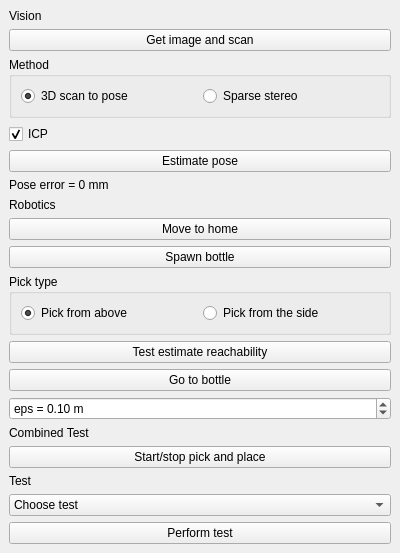
Qt form plugin/src/DualRobotPlugin.ui (martinjakobsgaard/dual-robots) before a commit.
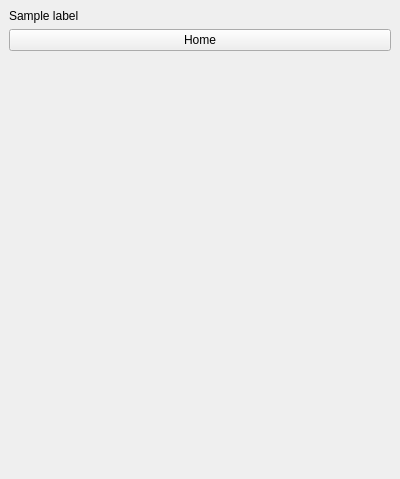
The same form after that commit.

```diff
--- a/plugin/src/DualRobotPlugin.ui
+++ b/plugin/src/DualRobotPlugin.ui
@@ -21,7 +21,7 @@
     <item>
      <widget class="QLabel" name="visionLabel">
       <property name="text">
-       <string>Vision</string>
+       <string>Sample label</string>
       </property>
       <property name="textFormat">
        <enum>Qt::RichText</enum>
@@ -31,212 +31,7 @@
     <item>
      <widget class="QPushButton" name="imageButton">
       <property name="text">
-       <string>Get image and scan</string>
-      </property>
-     </widget>
-    </item>
-    <item>
-     <widget class="QGroupBox" name="groupBoxPick">
-      <property name="title">
-       <string>Method</string>
-      </property>
-      <layout class="QHBoxLayout">
-       <property name ="alignment">
-        <enum>Qt::AlignTop</enum>
-       </property>
-       <item>
-        <widget class="QRadioButton" name="scanToPoseRadioButton">
-         <property name="text">
-          <string>3D scan to pose</string>
-         </property>
-         <property name="checked">
-          <bool>true</bool>
-         </property>
-        </widget>
-       </item>
-       <item>
-        <widget class="QRadioButton" name="sparseStereoRadioButton">
-         <property name="text">
-          <string>Sparse stereo</string>
-         </property>
-        </widget>
-       </item>
-      </layout>
-     </widget>
-    </item>
-    <item>
-     <widget class="QCheckBox" name="ICPCheckBox">
-      <property name="text">
-       <string>ICP</string>
-      </property>
-      <property name="checked">
-       <bool>true</bool>
-      </property>
-     </widget>
-    </item>
-    <item>
-     <widget class="QPushButton" name="estimatePoseButton">
-      <property name="text">
-       <string>Estimate pose</string>
-      </property>
-     </widget>
-    </item>
-    <item>
-     <widget class="QLabel" name="poseErrorLabel">
-      <property name="text">
-       <string>Pose error = 0 mm</string>
-      </property>
-     </widget>
-    </item>
-    <item>
-     <widget class="QLabel" name="roboticsLabel">
-      <property name="text">
-       <string>Robotics</string>
-      </property>
-      <property name="textFormat">
-       <enum>Qt::RichText</enum>
-      </property>
-     </widget>
-    </item>
-    <item>
-     <widget class="QPushButton" name="homeButton">
-      <property name="text">
-       <string>Move to home</string>
-      </property>
-     </widget>
-    </item>
-    <item>
-     <widget class="QPushButton" name="spawnBottleButton">
-      <property name="text">
-       <string>Spawn bottle</string>
-      </property>
-     </widget>
-    </item>
-    <item>
-     <widget class="QGroupBox" name="groupBoxPose">
-      <property name="title">
-       <string>Pick type</string>
-      </property>
-      <layout class="QHBoxLayout">
-       <property name ="alignment">
-        <enum>Qt::AlignTop</enum>
-       </property>
-       <item>
-        <widget class="QRadioButton" name="pickAtopRadioButton">
-         <property name="text">
-          <string>Pick from above</string>
-         </property>
-         <property name="checked">
-          <bool>true</bool>
-         </property>
-        </widget>
-       </item>
-       <item>
-        <widget class="QRadioButton" name="pickSideRadioButton">
-         <property name="text">
-          <string>Pick from the side</string>
-         </property>
-        </widget>
-       </item>
-      </layout>
-     </widget>
-    </item>
-    <item>
-     <widget class="QPushButton" name="reachButton">
-      <property name="text">
-       <string>Test estimate reachability</string>
-      </property>
-     </widget>
-    </item>
-    <item>
-     <widget class="QPushButton" name="goToBottleButton">
-      <property name="text">
-       <string>Go to bottle</string>
-      </property>
-     </widget>
-    </item>
-    <item>
-     <widget class="QDoubleSpinBox" name="epsilonSpinBox">
-      <property name="prefix">
-       <string>eps = </string>
-      </property>
-      <property name="suffix">
-       <string> m</string>
-      </property>
-      <property name="decimals">
-       <number>2</number>
-      </property>
-      <property name="minimum">
-       <double>0.010000000000000</double>
-      </property>
-      <property name="maximum">
-       <double>0.500000000000000</double>
-      </property>
-      <property name="singleStep">
-       <double>0.010000000000000</double>
-      </property>
-      <property name="value">
-       <double>0.100000000000000</double>
-      </property>
-     </widget>
-    </item>
-    <item>
-     <widget class="QLabel" name="combinedTestLabel">
-      <property name="text">
-       <string>Combined Test</string>
-      </property>
-      <property name="textFormat">
-       <enum>Qt::RichText</enum>
-      </property>
-     </widget>
-    </item>
-    <item>
-     <widget class="QPushButton" name="startStopButton">
-      <property name="text">
-       <string>Start/stop pick and place</string>
-      </property>
-     </widget>
-    </item>
-    <item>
-     <widget class="QLabel" name="testLabel">
-      <property name="text">
-       <string>Test</string>
-      </property>
-     </widget>
-    </item>
-    <item>
-     <widget class="QComboBox" name="testComboBox">
-      <item>
-       <property name="text">
-        <string>Choose test</string>
-       </property>
-      </item>
-      <item>
-       <property name="text">
-        <string>Depth sensor - RANSAC</string>
-       </property>
-      </item>
-      <item>
-       <property name="text">
-        <string>Depth sensor - noise</string>
-       </property>
-      </item>
-      <item>
-       <property name="text">
-        <string>Depth sensor - performance</string>
-       </property>
-      </item>
-      <item>
-       <property name="text">
-        <string>Sparse stereo - noise</string>
-       </property>
-      </item>
-     </widget>
-    </item>
-    <item>
-     <widget class="QPushButton" name="testButton">
-      <property name="text">
-       <string>Perform test</string>
+       <string>Home</string>
       </property>
      </widget>
     </item>
```
Left out of the diff: 4 changed lines with no effect on the pictures.
